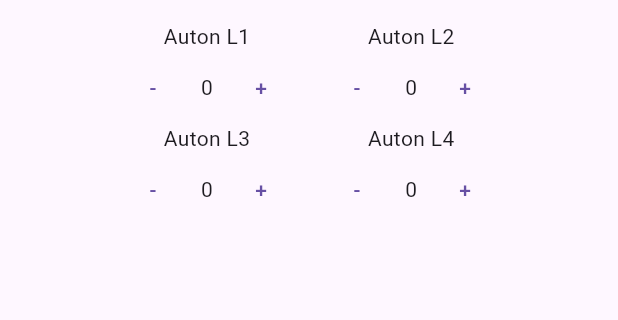
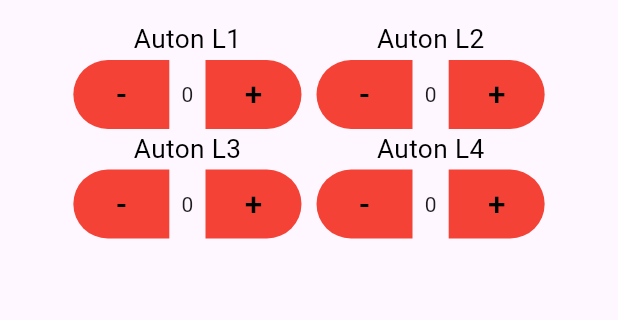
Before and after one commit to gwhs/BeakleVision, a Flutter app: the screen it shows after launch, on a phone screen of 412 x 824 dp, the part 63-383 px from its top. Run offline on Flutter 3.47's test engine with Material 3 defaults, Android fonts, the light colour scheme and no system bars.

Commit message:
better looking fields

```diff
--- a/frontend/lib/counterwidget.dart
+++ b/frontend/lib/counterwidget.dart
@@ -24,13 +24,45 @@ int counter = 0;
 	setState(() {
 		  counter--;
 		});}
-	}, child: Text("-")),
+	},
+
+	style: TextButton.styleFrom(
+	backgroundColor: Colors.red,
+	shape: RoundedRectangleBorder(
+	borderRadius: BorderRadius.only(
+	topLeft: Radius.circular(100),
+	bottomLeft: Radius.circular(100)
+	)
+	)
+	),
+	child: Text(
+	"-",
+	textScaler: TextScaler.linear(1.5),
+	style: TextStyle(color: Colors.black),
+	),
+	),
+	Padding(padding: EdgeInsets.all(4)),
 	Text("$counter"),
+	Padding(padding: EdgeInsets.all(4)),
 	TextButton(onPressed: (){
 	setState(() {
 		  counter++;
 		});
-	}, child: Text("+"))
+	},
+	style: TextButton.styleFrom(
+	backgroundColor: Colors.red,
+	shape: RoundedRectangleBorder(
+	borderRadius: BorderRadius.only(
+	topRight: Radius.circular(100),
+	bottomRight: Radius.circular(100)
+	)
+	)
+	),
+	child: Text(
+	"+",
+	style: TextStyle(color: Colors.black),
+	textScaler: TextScaler.linear(1.5),
+	))
 	],
 	);
   }
--- a/frontend/lib/fullcounterwidget.dart
+++ b/frontend/lib/fullcounterwidget.dart
@@ -1,7 +1,6 @@
-
-
 import 'package:flutter/material.dart';
 import 'package:frontend/counterwidget.dart';
+import 'package:frontend/titlewidget.dart';
 
 class Fullcounterwidget extends StatelessWidget {
 	final title;
@@ -11,7 +10,7 @@ class Fullcounterwidget extends StatelessWidget {
   Widget build(BuildContext context) {
 	return Column(
 	children: [
-		Text(title),
+		Tittle(text: title),
 		Counter(key: counterState)
 	],
 	) ;
--- a/frontend/lib/mainpage.dart
+++ b/frontend/lib/mainpage.dart
@@ -22,13 +22,16 @@ class Mainpage extends StatelessWidget {
 			mainAxisAlignment: MainAxisAlignment.center,
 			children: [
 			Fullcounterwidget(title: "Auton L1"),
+			Padding(padding: EdgeInsets.only(right: 10)),
 			Fullcounterwidget(title: "Auton L2",)
 			],
 			),
+
 			Row(
 			mainAxisAlignment: MainAxisAlignment.center,
 			children: [
 			Fullcounterwidget(title: "Auton L3"),
+			Padding(padding: EdgeInsets.only(right: 10)),
 			Fullcounterwidget(title: "Auton L4",)
 			],
 			)
--- /dev/null
+++ b/frontend/lib/titlewidget.dart
@@ -0,0 +1,16 @@
+
+import 'package:flutter/material.dart';
+
+class Tittle extends StatelessWidget {
+	final text;
+	const Tittle({super.key, this.text});
+
+	@override
+	  Widget build(BuildContext context) {
+	 	return Text(
+		text,
+		textScaler: TextScaler.linear(1.25),
+		style: TextStyle(color: Colors.black),
+		);
+	  }
+}
```
